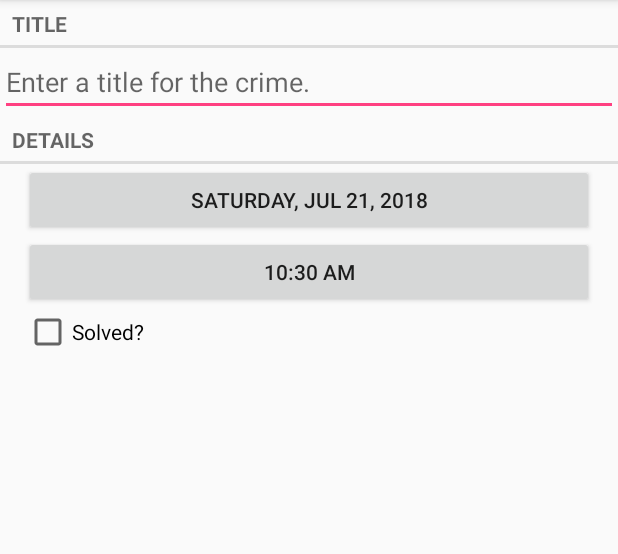
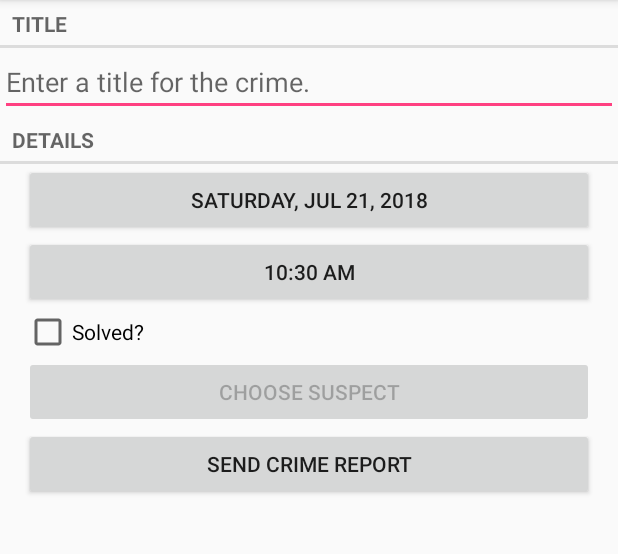
Before and after one commit to VechnayaUnost/AndroidTasks, an Android app: the screen it shows after launch (CrimePagerActivity), after a tap on "ADD YOUR FIRST CRIME", on a phone screen of 412 x 824 dp, the part 84-638 px from its top. Run offline under Robolectric (Android 15) with nearby library versions, the phone set to English and light mode, and no system bars.

Commit message:
implicit intent

```diff
--- a/app/src/main/java/com/bignerdranch/android/criminalintent/Crime.java
+++ b/app/src/main/java/com/bignerdranch/android/criminalintent/Crime.java
@@ -10,6 +10,7 @@ public class Crime {
     private Date mDate;
     private Date mTime;
     private boolean mSolved;
+    private String mSuspect;
 
     public Crime() {
         this(UUID.randomUUID());
@@ -56,4 +57,12 @@ public class Crime {
     public void setSolved(boolean solved) {
         mSolved = solved;
     }
+
+    public String getSuspect() {
+        return mSuspect;
+    }
+
+    public void setSuspect(String suspect) {
+        mSuspect = suspect;
+    }
 }
--- a/app/src/main/java/com/bignerdranch/android/criminalintent/CrimeLab.java
+++ b/app/src/main/java/com/bignerdranch/android/criminalintent/CrimeLab.java
@@ -93,6 +93,7 @@ public class CrimeLab {
         values.put(CrimeTable.Cols.DATE, crime.getDate().getTime());
         values.put(CrimeTable.Cols.TIME, crime.getTime().getTime());
         values.put(CrimeTable.Cols.SOLVED, crime.isSolved() ? 1 : 0);
+        values.put(CrimeTable.Cols.SUSPECT, crime.getSuspect());
 
         return values;
     }
--- a/app/src/main/java/com/bignerdranch/android/criminalintent/database/CrimeBaseHelper.java
+++ b/app/src/main/java/com/bignerdranch/android/criminalintent/database/CrimeBaseHelper.java
@@ -22,7 +22,8 @@ public class CrimeBaseHelper extends SQLiteOpenHelper {
                 CrimeTable.Cols.TITLE + ", " +
                 CrimeTable.Cols.DATE + ", " +
                 CrimeTable.Cols.TIME + ", " +
-                CrimeTable.Cols.SOLVED + ")"
+                CrimeTable.Cols.SOLVED + ", " +
+                CrimeTable.Cols.SUSPECT + ")"
         );
     }
 
--- a/app/src/main/java/com/bignerdranch/android/criminalintent/database/CrimeCursorWrapper.java
+++ b/app/src/main/java/com/bignerdranch/android/criminalintent/database/CrimeCursorWrapper.java
@@ -20,12 +20,14 @@ public class CrimeCursorWrapper extends CursorWrapper {
         long date = getLong(getColumnIndex(CrimeTable.Cols.DATE));
         long time = getLong(getColumnIndex(CrimeTable.Cols.TIME));
         int isSolved = getInt(getColumnIndex(CrimeTable.Cols.SOLVED));
+        String suspect = getString(getColumnIndex(CrimeTable.Cols.SUSPECT));
 
         Crime crime = new Crime(UUID.fromString(uuidString));
         crime.setTitle(title);
         crime.setDate(new Date(date));
         crime.setTime(new Date(time));
         crime.setSolved(isSolved != 0);
+        crime.setSuspect(suspect);
 
         return crime;
     }
--- a/app/src/main/java/com/bignerdranch/android/criminalintent/database/CrimeDbSchema.java
+++ b/app/src/main/java/com/bignerdranch/android/criminalintent/database/CrimeDbSchema.java
@@ -10,6 +10,7 @@ public class CrimeDbSchema {
             public static final String DATE = "date";
             public static final String TIME = "time";
             public static final String SOLVED = "solved";
+            public static final String SUSPECT = "suspect";
         }
     }
 }
--- a/app/src/main/res/layout-land/fragment_crime.xml
+++ b/app/src/main/res/layout-land/fragment_crime.xml
@@ -53,4 +53,27 @@
 
     </LinearLayout>
 
+    <LinearLayout
+        android:layout_width="match_parent"
+        android:layout_height="wrap_content"
+        android:layout_marginLeft="16dp"
+        android:layout_marginRight="16dp"
+        android:orientation="horizontal">
+
+        <Button
+            android:id="@+id/crime_suspect"
+            android:layout_width="wrap_content"
+            android:layout_height="wrap_content"
+            android:layout_weight="1"
+            android:text="@string/crime_suspect_text"/>
+
+        <Button
+            android:id="@+id/crime_report"
+            android:layout_width="wrap_content"
+            android:layout_height="wrap_content"
+            android:layout_weight="1"
+            android:text="@string/crime_report_text"/>
+
+    </LinearLayout>
+
 </LinearLayout>
--- a/app/src/main/res/layout/fragment_crime.xml
+++ b/app/src/main/res/layout/fragment_crime.xml
@@ -40,4 +40,18 @@
         android:layout_marginRight="16dp"
         android:text="@string/crime_solved_label"
         />
+    <Button
+        android:id="@+id/crime_suspect"
+        android:layout_width="match_parent"
+        android:layout_height="wrap_content"
+        android:layout_marginLeft="16dp"
+        android:layout_marginRight="16dp"
+        android:text="@string/crime_suspect_text"/>
+    <Button
+        android:id="@+id/crime_report"
+        android:layout_width="match_parent"
+        android:layout_height="wrap_content"
+        android:layout_marginLeft="16dp"
+        android:layout_marginRight="16dp"
+        android:text="@string/crime_report_text"/>
 </LinearLayout>
--- a/app/src/main/res/values/strings.xml
+++ b/app/src/main/res/values/strings.xml
@@ -17,4 +17,15 @@
     </plurals>
     <string name="list_is_empty_label">List is empty!</string>
     <string name="add_first_crime">Add your first crime</string>
+    <string name="crime_suspect_text">Choose Suspect</string>
+    <string name="crime_report_text">Send Crime Report</string>
+    <string name="crime_report">%1$s!
+        The crime was discovered on %2$s at %3$s. %4$s, and %5$s
+    </string>
+    <string name="crime_report_solved">The case is solved</string>
+    <string name="crime_report_unsolved">The case is not solved</string>
+    <string name="crime_report_no_suspect">there is no suspect.</string>
+    <string name="crime_report_suspect">the suspect is %s.</string>
+    <string name="crime_report_subject">CriminalIntent Crime Report</string>
+    <string name="send_report">Send crime report via</string>
 </resources>
```
Also changed, not shown: app/src/main/java/com/bignerdranch/android/criminalintent/CrimeFragment.java (+83 -0 lines).
